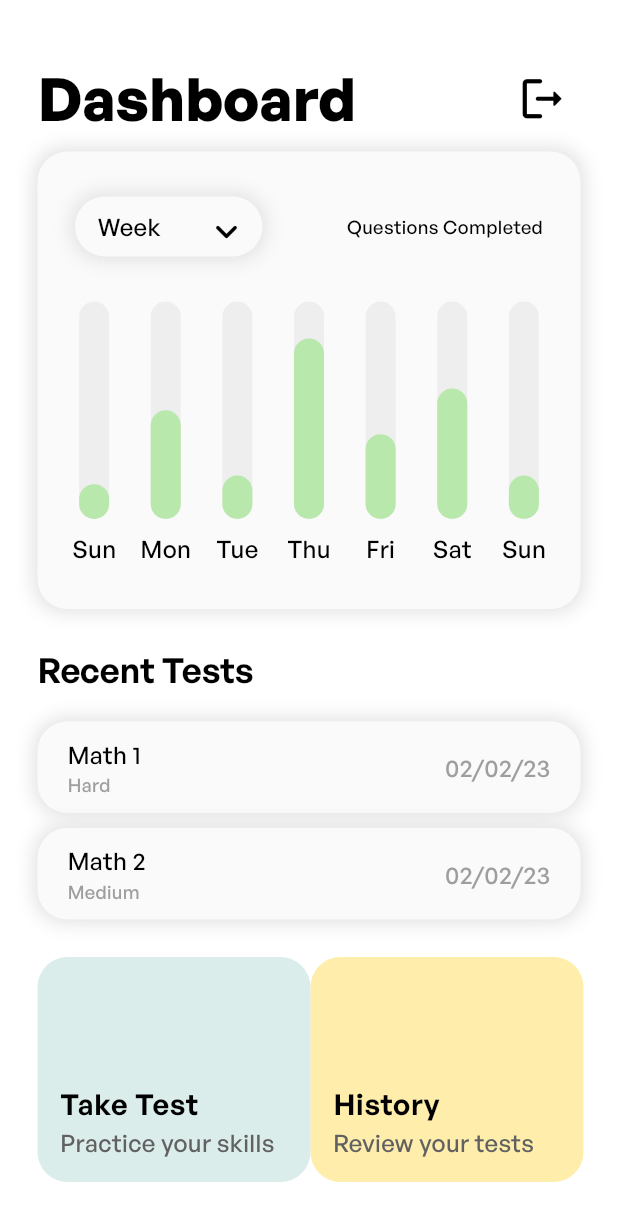
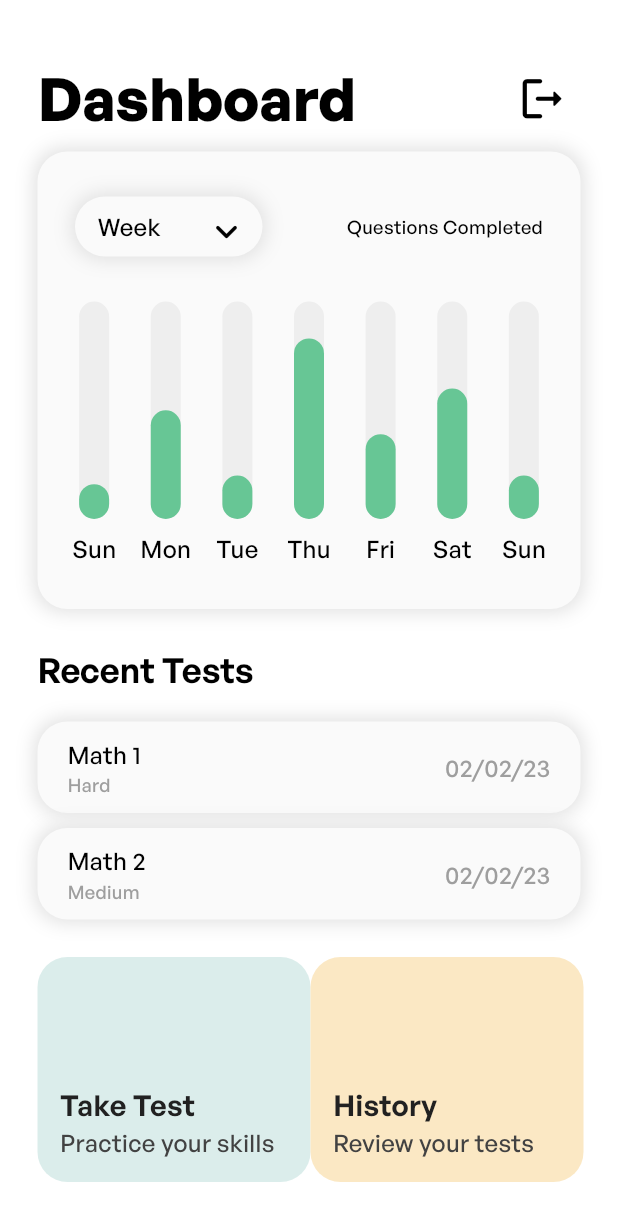
Before and after one commit to Kami-wasTaken/Blitz_Dev, a Flutter app: the screen it shows after launch, on a phone screen of 412 x 824 dp. Shown: the top 1221 px of the screen. Run offline on Flutter 3.47's test engine with Material 3 defaults, Android fonts, the phone set to English and light mode, and no system bars; drawn by our look-alikes of fl_chart; our stand-ins replace cloud_firestore, country_picker, firebase_auth, firebase_core, flutter_svg and 1 more; missing offline and left inert: dart:ffi; accounts and stored records are empty.

Commit message:
Darkmode Added to dashboard

```diff
--- a/Frontend/blitz/lib/pages/dashboard/barchart/chart.dart
+++ b/Frontend/blitz/lib/pages/dashboard/barchart/chart.dart
@@ -42,12 +42,12 @@ class Chart extends StatelessWidget {
                 barRods: [
                   BarChartRodData(
                     toY: data.y,
-                    color: Color.fromARGB(255, 185, 232, 172),
+                    color: Theme.of(context).highlightColor,
                     width: 20,
                     backDrawRodData: BackgroundBarChartRodData(
                       show: true,
                       toY: 100,
-                      color: Colors.grey[200],
+                      color: Theme.of(context).disabledColor,
                     ),
                   ),
                 ],
--- a/Frontend/blitz/lib/pages/dashboard/barchart/progress_chart.dart
+++ b/Frontend/blitz/lib/pages/dashboard/barchart/progress_chart.dart
@@ -11,10 +11,10 @@ class ProgressChart extends StatelessWidget {
   Widget build(BuildContext context) {
     return Container(
       decoration: BoxDecoration(
-          color: Colors.grey[50],
+          color: Theme.of(context).colorScheme.background,
           boxShadow: [
             BoxShadow(
-              color: Colors.grey.shade300,
+              color: Theme.of(context).shadowColor,
               offset: Offset.zero,
               blurRadius: 10,
               spreadRadius: 2,
@@ -39,13 +39,13 @@ class ProgressChart extends StatelessWidget {
                     decoration: BoxDecoration(
                         boxShadow: [
                           BoxShadow(
-                            color: Colors.grey.shade300,
+                            color: Theme.of(context).shadowColor,
                             offset: Offset.zero,
                             blurRadius: 10,
                             spreadRadius: 2,
                           ),
                         ],
-                        color: Colors.grey[50],
+                        color: Theme.of(context).colorScheme.background,
                         borderRadius: BorderRadius.circular(20)),
                     child: Row(
                         mainAxisAlignment: MainAxisAlignment.spaceBetween,
--- a/Frontend/blitz/lib/pages/dashboard/choice_button.dart
+++ b/Frontend/blitz/lib/pages/dashboard/choice_button.dart
@@ -40,11 +40,16 @@ class ChoiceButton extends StatelessWidget {
                 children: [
                   Text(
                     buttonTitle,
-                    style: Theme.of(context).textTheme.bodyLarge,
+                    style: TextStyle(
+                        fontSize:
+                            Theme.of(context).textTheme.bodyLarge?.fontSize,
+                        fontWeight:
+                            Theme.of(context).textTheme.bodyLarge?.fontWeight,
+                        color: Colors.grey[900]),
                   ),
                   Text(buttonDes,
                       style: TextStyle(
-                          color: Colors.grey[700],
+                          color: Colors.grey[800],
                           fontSize: Theme.of(context)
                               .textTheme
                               .bodyMedium
--- a/Frontend/blitz/lib/pages/dashboard/dashboard.dart
+++ b/Frontend/blitz/lib/pages/dashboard/dashboard.dart
@@ -88,7 +88,7 @@ class _DashboardState extends State<Dashboard> {
                   ChoiceButton(
                       buttonTitle: "History",
                       buttonDes: "Review your tests",
-                      buttonColor: Color.fromARGB(255, 255, 237, 172),
+                      buttonColor: Theme.of(context).cardColor,
                       navigationTarget: SubjectSelection()),
                 ],
               ),
--- a/Frontend/blitz/lib/pages/dashboard/recent_test.dart
+++ b/Frontend/blitz/lib/pages/dashboard/recent_test.dart
@@ -19,11 +19,11 @@ class RecentTest extends StatelessWidget {
       padding: const EdgeInsets.symmetric(vertical: 5.0),
       child: Container(
         decoration: BoxDecoration(
-          color: Colors.grey[50],
+          color: Theme.of(context).colorScheme.background,
           borderRadius: BorderRadius.circular(20),
           boxShadow: [
             BoxShadow(
-              color: Colors.grey.shade300,
+              color: Theme.of(context).shadowColor,
               offset: Offset.zero,
               blurRadius: 10,
               spreadRadius: 2,
--- a/Frontend/blitz/lib/pages/login_reg/login_page.dart
+++ b/Frontend/blitz/lib/pages/login_reg/login_page.dart
@@ -29,6 +29,7 @@ class _LoginPageState extends State<LoginPage> {
   }
 
   String countryCode = '+91';
+
   String countryName = 'IN';
   final firestoreInstance = FirebaseFirestore.instance;
 
--- a/Frontend/blitz/lib/pages/test_gen/subject.dart
+++ b/Frontend/blitz/lib/pages/test_gen/subject.dart
@@ -1,3 +1,6 @@
+// ignore_for_file: prefer_const_constructors
+
+import 'package:blitz/pages/test_gen/test_options.dart';
 import 'package:flutter/material.dart';
 
 class Subject extends StatelessWidget {
--- a/Frontend/blitz/lib/pages/test_gen/subject_selection.dart
+++ b/Frontend/blitz/lib/pages/test_gen/subject_selection.dart
@@ -1,6 +1,7 @@
 // ignore_for_file: prefer_const_literals_to_create_immutables, prefer_const_constructors
 
 import 'package:blitz/pages/test_gen/subject.dart';
+import 'package:blitz/pages/test_gen/test_options.dart';
 import 'package:flutter/material.dart';
 
 class SubjectSelection extends StatefulWidget {
@@ -60,7 +61,10 @@ class _SubjectSelectionState extends State<SubjectSelection> {
               Padding(
                 padding: const EdgeInsets.only(top: 15.0),
                 child: GestureDetector(
-                  onTap: () {},
+                  onTap: () {
+                    Navigator.push(context,
+                        MaterialPageRoute(builder: (context) => TestOptions()));
+                  },
                   child: Container(
                     width: MediaQuery.of(context).size.width,
                     height: 65,
--- a/Frontend/blitz/lib/theme/theme.dart
+++ b/Frontend/blitz/lib/theme/theme.dart
@@ -7,6 +7,10 @@ ThemeData lightMode = ThemeData(
     brightness: Brightness.light,
     primaryColor: Color.fromRGBO(154, 207, 206, 1),
     hintColor: Color.fromRGBO(219, 237, 235, 1),
+    shadowColor: Colors.grey[300],
+    disabledColor: Colors.grey[200],
+    highlightColor: Color.fromARGB(255, 103, 198, 149),
+    cardColor: Color.fromRGBO(251, 232, 196, 1),
     colorScheme: ColorScheme.light(
       background: Colors.grey.shade50,
     ),
@@ -64,9 +68,13 @@ ThemeData darkMode = ThemeData(
   brightness: Brightness.dark,
   primaryColor: Color.fromRGBO(219, 237, 235, 1),
   hintColor: Color.fromRGBO(162, 214, 213, 1),
+  shadowColor: Color.fromARGB(255, 16, 16, 16),
+  disabledColor: Color.fromARGB(255, 42, 42, 42),
+  cardColor: Color.fromRGBO(231, 186, 99, 1),
   colorScheme: ColorScheme.dark(
     background: Color.fromRGBO(28, 30, 29, 1),
   ),
+  highlightColor: Color.fromARGB(255, 34, 105, 68),
   textTheme: TextTheme(
       displayLarge: TextStyle(
         fontFamily: 'GeneralSans',
```
Also changed, not shown: Frontend/blitz/lib/pages/test_gen/test_options.dart (+232 -0 lines), Frontend/blitz/lib/pages/test_gen/topic_sheet.dart (added, +22 -0 lines), Frontend/blitz/lib/pages/test_gen/topics.dart (added, +65 -0 lines).
